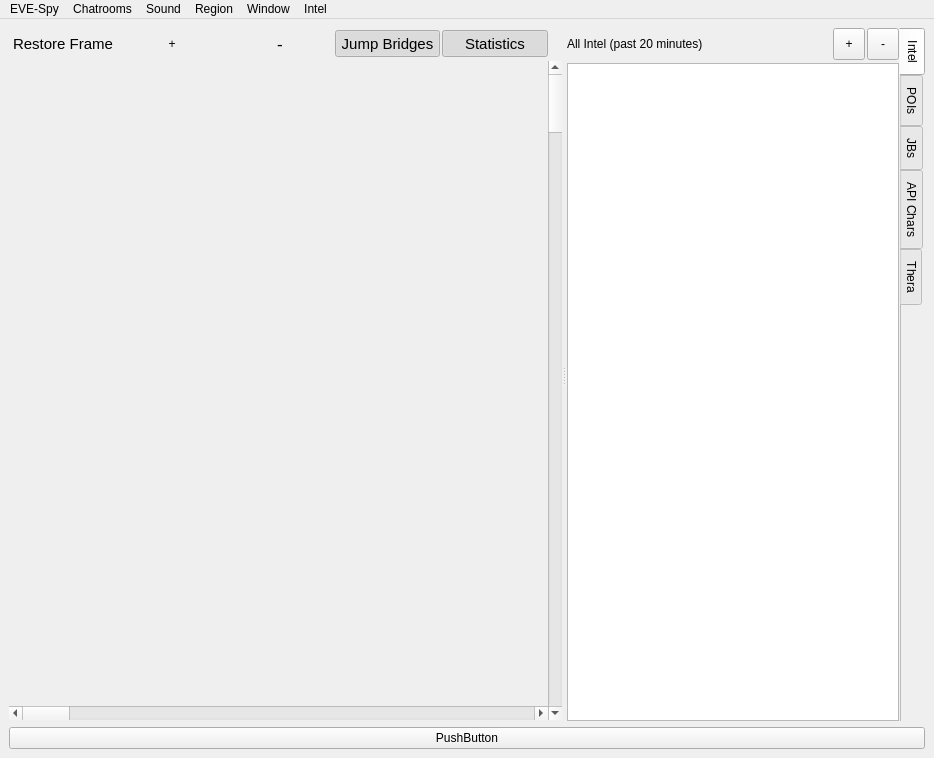
Qt form src/vi/ui/MainWindow.ui (jkey-67/spyglass) before a commit.
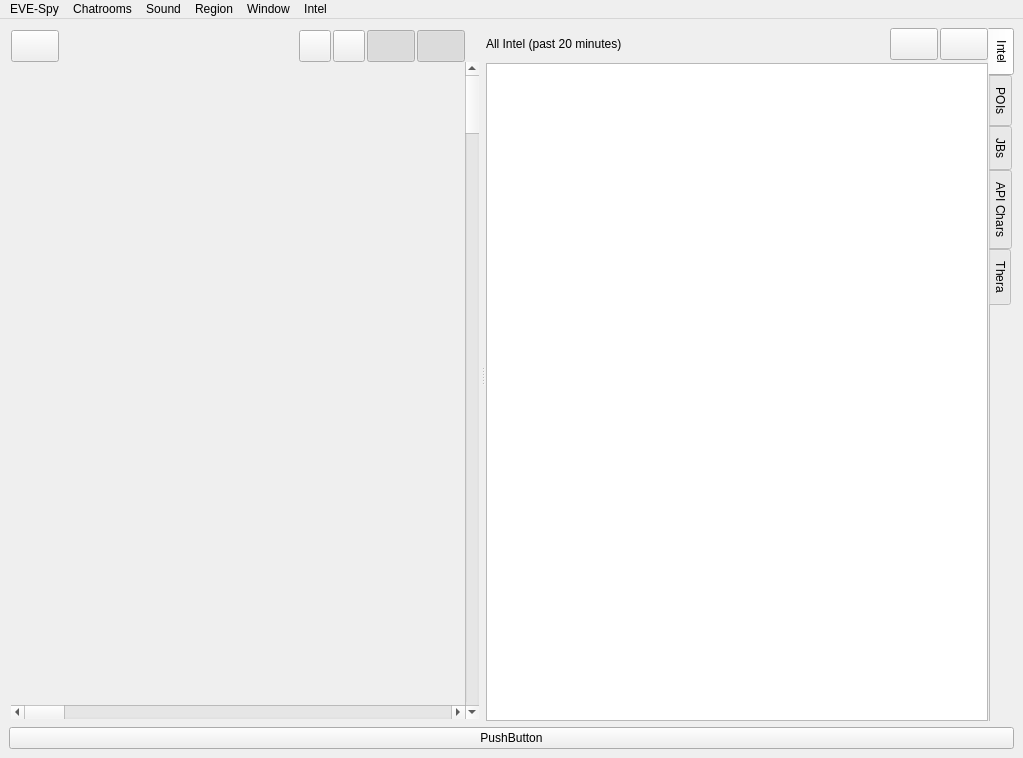
The same form after that commit. Icons and pictures are not drawn. Custom widgets are drawn as their Qt base class.

Patch:
```diff
--- a/src/vi/ui/MainWindow.ui
+++ b/src/vi/ui/MainWindow.ui
@@ -6,7 +6,7 @@
    <rect>
     <x>0</x>
     <y>0</y>
-    <width>934</width>
+    <width>1023</width>
     <height>758</height>
    </rect>
   </property>
@@ -26,16 +26,16 @@
       <widget class="QWidget" name="mapwidget" native="true">
        <layout class="QGridLayout" name="gridLayout">
         <property name="leftMargin">
-         <number>0</number>
+         <number>2</number>
         </property>
         <property name="topMargin">
-         <number>0</number>
+         <number>2</number>
         </property>
         <property name="rightMargin">
-         <number>0</number>
+         <number>2</number>
         </property>
         <property name="bottomMargin">
-         <number>1</number>
+         <number>2</number>
         </property>
         <property name="spacing">
          <number>0</number>
@@ -71,25 +71,25 @@
             <number>0</number>
            </property>
            <item row="0" column="0">
-            <layout class="QHBoxLayout" name="horizontalLayout_2">
+            <layout class="QHBoxLayout" name="horizontalLayout_2" stretch="0,3,0,0,0,0">
              <property name="spacing">
               <number>2</number>
              </property>
              <property name="bottomMargin">
-              <number>6</number>
+              <number>0</number>
              </property>
              <item>
-              <widget class="QPushButton" name="frameButton">
+              <widget class="QToolButton" name="frameButton">
                <property name="minimumSize">
                 <size>
                  <width>0</width>
-                 <height>27</height>
+                 <height>32</height>
                 </size>
                </property>
                <property name="maximumSize">
                 <size>
-                 <width>16777215</width>
-                 <height>22</height>
+                 <width>64</width>
+                 <height>32</height>
                 </size>
                </property>
                <property name="font">
@@ -101,15 +101,35 @@
                 <enum>Qt::NoFocus</enum>
                </property>
                <property name="text">
-                <string>Restore Frame</string>
+                <string/>
                </property>
-               <property name="flat">
-                <bool>true</bool>
+               <property name="icon">
+                <iconset resource="resource.qrc">
+                 <normaloff>:/Icons/res/restoreframe.svg</normaloff>:/Icons/res/restoreframe.svg</iconset>
+               </property>
+               <property name="iconSize">
+                <size>
+                 <width>40</width>
+                 <height>20</height>
+                </size>
                </property>
               </widget>
              </item>
              <item>
-              <widget class="QPushButton" name="zoomInButton">
+              <spacer name="horizontalSpacer_2">
+               <property name="orientation">
+                <enum>Qt::Horizontal</enum>
+               </property>
+               <property name="sizeHint" stdset="0">
+                <size>
+                 <width>40</width>
+                 <height>20</height>
+                </size>
+               </property>
+              </spacer>
+             </item>
+             <item>
+              <widget class="QToolButton" name="zoomInButton">
                <property name="minimumSize">
                 <size>
                  <width>0</width>
@@ -118,23 +138,30 @@
                </property>
                <property name="maximumSize">
                 <size>
-                 <width>16777215</width>
-                 <height>22</height>
+                 <width>32</width>
+                 <height>32</height>
                 </size>
                </property>
                <property name="focusPolicy">
                 <enum>Qt::NoFocus</enum>
                </property>
                <property name="text">
-                <string>+</string>
+                <string/>
                </property>
-               <property name="flat">
-                <bool>true</bool>
+               <property name="icon">
+                <iconset resource="resource.qrc">
+                 <normaloff>:/Icons/res/plus.svg</normaloff>:/Icons/res/plus.svg</iconset>
+               </property>
+               <property name="iconSize">
+                <size>
+                 <width>40</width>
+                 <height>20</height>
+                </size>
                </property>
               </widget>
              </item>
              <item>
-              <widget class="QPushButton" name="zoomOutButton">
+              <widget class="QToolButton" name="zoomOutButton">
                <property name="minimumSize">
                 <size>
                  <width>0</width>
@@ -143,8 +170,8 @@
                </property>
                <property name="maximumSize">
                 <size>
-                 <width>16777215</width>
-                 <height>22</height>
+                 <width>32</width>
+                 <height>32</height>
                 </size>
                </property>
                <property name="font">
@@ -158,15 +185,22 @@
                 <enum>Qt::NoFocus</enum>
                </property>
                <property name="text">
-                <string>-</string>
+                <string/>
                </property>
-               <property name="flat">
-                <bool>true</bool>
+               <property name="icon">
+                <iconset resource="resource.qrc">
+                 <normaloff>:/Icons/res/minus.svg</normaloff>:/Icons/res/minus.svg</iconset>
                </property>
+               <property name="iconSize">
+                <size>
+                 <width>40</width>
+                 <height>20</height>
+                </size>
+               </property>
               </widget>
              </item>
              <item>
-              <widget class="QPushButton" name="jumpbridgesButton">
+              <widget class="QToolButton" name="jumpbridgesButton">
                <property name="minimumSize">
                 <size>
                  <width>0</width>
@@ -175,8 +209,8 @@
                </property>
                <property name="maximumSize">
                 <size>
-                 <width>16777215</width>
-                 <height>22</height>
+                 <width>64</width>
+                 <height>32</height>
                 </size>
                </property>
                <property name="font">
@@ -188,21 +222,28 @@
                 <enum>Qt::NoFocus</enum>
                </property>
                <property name="text">
-                <string>Jump Bridges</string>
+                <string/>
                </property>
+               <property name="icon">
+                <iconset resource="resource.qrc">
+                 <normaloff>:/Icons/res/jumpbridge.svg</normaloff>:/Icons/res/jumpbridge.svg</iconset>
+               </property>
+               <property name="iconSize">
+                <size>
+                 <width>40</width>
+                 <height>20</height>
+                </size>
+               </property>
                <property name="checkable">
                 <bool>true</bool>
                </property>
                <property name="checked">
                 <bool>true</bool>
                </property>
-               <property name="flat">
-                <bool>true</bool>
-               </property>
               </widget>
              </item>
              <item>
-              <widget class="QPushButton" name="statisticsButton">
+              <widget class="QToolButton" name="statisticsButton">
                <property name="minimumSize">
                 <size>
                  <width>0</width>
@@ -211,8 +252,8 @@
                </property>
                <property name="maximumSize">
                 <size>
-                 <width>16777215</width>
-                 <height>22</height>
+                 <width>64</width>
+                 <height>32</height>
                 </size>
                </property>
                <property name="font">
@@ -224,17 +265,24 @@
                 <enum>Qt::NoFocus</enum>
                </property>
                <property name="text">
-                <string>Statistics</string>
+                <string/>
                </property>
+               <property name="icon">
+                <iconset resource="resource.qrc">
+                 <normaloff>:/Icons/res/statistic.svg</normaloff>:/Icons/res/statistic.svg</iconset>
+               </property>
+               <property name="iconSize">
+                <size>
+                 <width>40</width>
+                 <height>20</height>
+                </size>
+               </property>
                <property name="checkable">
                 <bool>true</bool>
                </property>
                <property name="checked">
                 <bool>true</bool>
                </property>
-               <property name="flat">
-                <bool>true</bool>
-               </property>
               </widget>
              </item>
             </layout>
@@ -242,13 +290,6 @@
           </layout>
          </widget>
         </item>
-        <item row="3" column="0">
-         <widget class="QScrollBar" name="mapHorzScrollBar">
-          <property name="orientation">
-           <enum>Qt::Horizontal</enum>
-          </property>
-         </widget>
-        </item>
         <item row="1" column="1" rowspan="3">
          <widget class="QScrollBar" name="mapVertScrollBar">
           <property name="orientation">
@@ -256,7 +297,7 @@
           </property>
          </widget>
         </item>
-        <item row="2" column="0">
+        <item row="1" column="0">
          <widget class="PanningWebView" name="mapView" native="true">
           <property name="enabled">
            <bool>true</bool>
@@ -275,6 +316,13 @@
           </property>
          </widget>
         </item>
+        <item row="2" column="0" rowspan="2">
+         <widget class="QScrollBar" name="mapHorzScrollBar">
+          <property name="orientation">
+           <enum>Qt::Horizontal</enum>
+          </property>
+         </widget>
+        </item>
        </layout>
       </widget>
       <widget class="QWidget" name="chatbox" native="true">
@@ -355,6 +403,19 @@
                 </property>
                </widget>
               </item>
+              <item>
+               <spacer name="horizontalSpacer_3">
+                <property name="orientation">
+                 <enum>Qt::Horizontal</enum>
+                </property>
+                <property name="sizeHint" stdset="0">
+                 <size>
+                  <width>40</width>
+                  <height>20</height>
+                 </size>
+                </property>
+               </spacer>
+              </item>
               <item>
                <widget class="QToolButton" name="chatLargeButton">
                 <property name="minimumSize">
@@ -373,12 +434,16 @@
                  <enum>Qt::NoFocus</enum>
                 </property>
                 <property name="text">
-                 <string>+</string>
+                 <string/>
+                </property>
+                <property name="icon">
+                 <iconset resource="resource.qrc">
+                  <normaloff>:/Icons/res/plus.svg</normaloff>:/Icons/res/plus.svg</iconset>
                 </property>
                 <property name="iconSize">
                  <size>
-                  <width>24</width>
-                  <height>24</height>
+                  <width>40</width>
+                  <height>20</height>
                  </size>
                 </property>
                 <property name="autoRaise">
@@ -404,12 +469,16 @@
                  <enum>Qt::NoFocus</enum>
                 </property>
                 <property name="text">
-                 <string>-</string>
+                 <string/>
+                </property>
+                <property name="icon">
+                 <iconset resource="resource.qrc">
+                  <normaloff>:/Icons/res/minus.svg</normaloff>:/Icons/res/minus.svg</iconset>
                 </property>
                 <property name="iconSize">
                  <size>
-                  <width>24</width>
-                  <height>24</height>
+                  <width>40</width>
+                  <height>20</height>
                  </size>
                 </property>
                 <property name="shortcut">
@@ -782,7 +851,7 @@
     <rect>
      <x>0</x>
      <y>0</y>
-     <width>934</width>
+     <width>1023</width>
      <height>24</height>
     </rect>
    </property>
```
Left out of the diff: 128 changed lines with no effect on the pictures.
